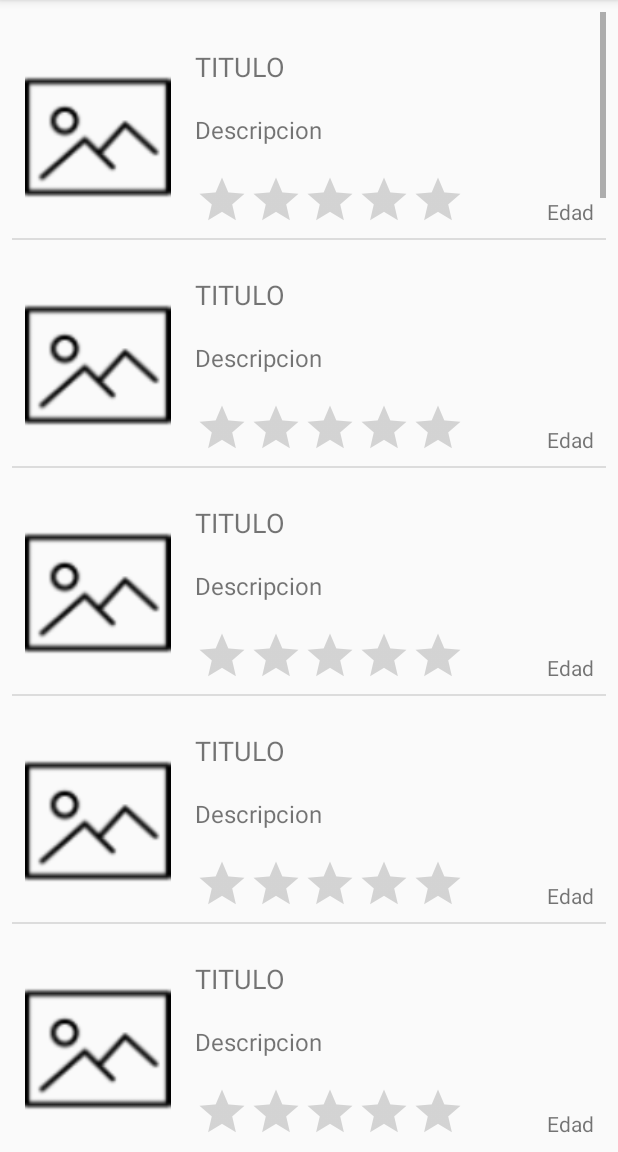
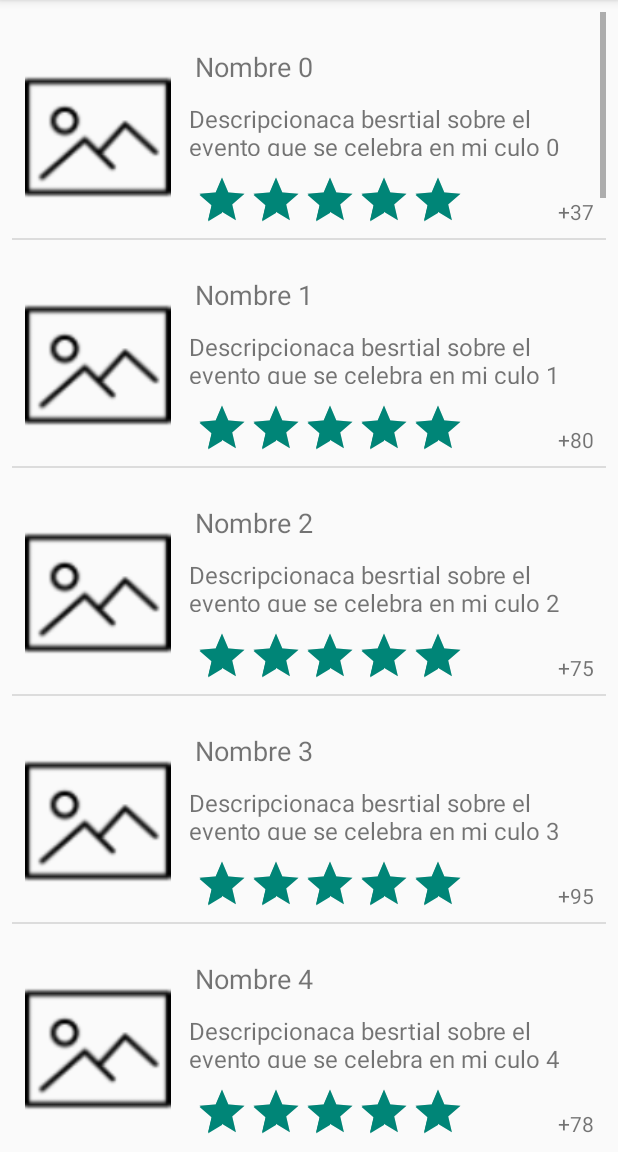
Before and after one commit to liitosmar96/PartyRoute, an Android app: the screen it shows after launch (MainActivity), after a tap on "Eventos", on a phone screen of 412 x 824 dp, the part 84-1236 px from its top. Run offline under Robolectric (Android 15) with nearby library versions, the phone set to English and light mode, and no system bars; 1 other tap on this screen came first.

Commit message:
Posibilidad de rellenar la lista de eventos con distintos eventos

```diff
--- a/app/src/main/java/com/example/partyroute/fragmentos/Adaptador.java
+++ b/app/src/main/java/com/example/partyroute/fragmentos/Adaptador.java
@@ -2,41 +2,70 @@ package com.example.partyroute.fragmentos;
 
 import android.content.Context;
 import android.content.Intent;
+import android.graphics.Bitmap;
+import android.graphics.BitmapFactory;
+import android.util.Log;
 import android.view.LayoutInflater;
 import android.view.View;
 import android.view.ViewGroup;
 import android.widget.BaseAdapter;
 import android.widget.ImageView;
+import android.widget.RatingBar;
+import android.widget.TextView;
 
+import com.example.partyroute.MainActivity;
 import com.example.partyroute.R;
+import com.example.partyroute.model.Evento;
+
+import org.w3c.dom.ls.LSOutput;
+
+import java.util.logging.Logger;
 
 public class Adaptador extends BaseAdapter {
 
     private static LayoutInflater layoutInflater = null;
     Context contexto;
 
-    Object[] eventos;
+    Evento[] eventos;
 
-    public Adaptador(Context contexto, Object[] eventos) {
+    public Adaptador(Context contexto, Evento[] eventos) {
         this.contexto = contexto;
         this.eventos = eventos;
         layoutInflater = (LayoutInflater) contexto.getSystemService(contexto.LAYOUT_INFLATER_SERVICE);
     }
 
+
     @Override
     public View getView(int position, View convertView, ViewGroup parent) {
 
-        final View vista = layoutInflater.inflate(R.layout.eventos_lista, null);
+        final View vista = layoutInflater.inflate(R.layout.eventos_lista, parent, false);
 
-        ImageView imagen = vista.findViewById(R.id.imagen);
+        //ImageView imagen = vista.findViewById(R.id.imagen);
+        //Bitmap bitmap = BitmapFactory.decodeByteArray(eventos[position].getImagen(), 0, eventos[position].getImagen().length);
+        //ImageView imagen;
 
+        TextView titulo = vista.findViewById(R.id.lblTitulo);
+        titulo.setText(eventos[position].getNombre() + " " + position);
+        System.out.println(eventos[position].getNombre());
+
+        TextView descripcion = vista.findViewById(R.id.lblDescripcion);
+        descripcion.setText(eventos[position].getDescripcion() + " " + position);
+
+        TextView edad = vista.findViewById(R.id.lblEdad);
+        edad.setText(eventos[position].getEdad());
+
+        RatingBar ratingBar = vista.findViewById(R.id.ratingBar);
+        ratingBar.setRating((eventos[position].getRate() / (float) 5) * 10);
+
+        /*
         imagen.setOnClickListener(new View.OnClickListener() {
             @Override
             public void onClick(View v) {
-                Intent intent = new Intent(contexto, null);
+                Intent intent = new Intent(contexto, MainActivity.class);
                 contexto.startActivity(intent);
             }
         });
+        */
 
         return vista;
     }
--- a/app/src/main/java/com/example/partyroute/fragmentos/EventosFragment.java
+++ b/app/src/main/java/com/example/partyroute/fragmentos/EventosFragment.java
@@ -2,28 +2,34 @@ package com.example.partyroute.fragmentos;
 
 
 import android.app.Activity;
+import android.content.Intent;
 import android.os.Bundle;
 import android.support.v4.app.Fragment;
 import android.view.LayoutInflater;
 import android.view.View;
 import android.view.ViewGroup;
+import android.widget.AdapterView;
 import android.widget.ListView;
 
 import com.example.partyroute.MainActivity;
 import com.example.partyroute.R;
+import com.example.partyroute.model.Evento;
 
 /**
  * A simple {@link Fragment} subclass.
  */
-public class EventosFragment extends Fragment {
+public class EventosFragment extends Fragment implements ListView.OnItemClickListener{
 
     ListView lista;
     Activity activity = getActivity();
     //Obtener datos de eventos
-    Object[] objects = new Object[30];
+    Evento[] eventos = new Evento[30];
 
     public EventosFragment() {
         // Required empty public constructor
+        for (int i = 0; i < eventos.length; i++) {
+            eventos[i] = new Evento();
+        }
     }
 
 
@@ -31,12 +37,20 @@ public class EventosFragment extends Fragment {
     public View onCreateView(LayoutInflater inflater, ViewGroup container,
                              Bundle savedInstanceState) {
         final View rootView = inflater.inflate(R.layout.fragment_eventos, container, false);
-
+        for (int i = 0; i < eventos.length; i++) {
+            eventos[i] = new Evento();
+        }
         lista = rootView.findViewById(R.id.lista);
 
-        lista.setAdapter(new Adaptador(this.getContext(), objects));
+        lista.setAdapter(new Adaptador(this.getContext(), eventos));
 
+        lista.setOnItemClickListener(this);
         return rootView;
     }
 
+    @Override
+    public void onItemClick(AdapterView<?> parent, View view, int position, long id) {
+        Intent intent = new Intent(this.getContext(), MainActivity.class);
+        startActivity(intent);
+    }
 }
--- a/app/src/main/java/com/example/partyroute/model/Evento.java
+++ b/app/src/main/java/com/example/partyroute/model/Evento.java
@@ -1,4 +1,113 @@
 package com.example.partyroute.model;
 
+import java.sql.Date;
+
 public class Evento {
+    private int ID;
+    private Date fecha;
+    private String nombre;
+    private String descripcion;
+    private int latitud;
+    private int longitud;
+    private String edad;
+    private int rate;
+    private byte[] imagen;
+
+    public Evento() {
+        this.ID = 0;
+        java.util.Date utilDate = new java.util.Date();
+        this.fecha = new java.sql.Date(utilDate.getTime());
+        this.nombre = "Nombre";
+        this.descripcion = "Descripcionaca besrtial sobre el evento que se celebra en mi culo";
+        this.latitud = 0;
+        this.longitud = 0;
+        this.edad = "+" + ((int) (Math.random() * 100) + 1);
+        this.rate = (int) (Math.random() * 10) + 1;
+        this.imagen = new byte[0];
+    }
+
+    public Evento(int ID, Date fecha, String nombre, String descripcion, int latitud, int longitud, String edad, int rate, byte[] imagen) {
+        this();
+        this.ID = ID;
+        this.fecha = fecha;
+        this.descripcion = descripcion;
+        this.nombre = nombre;
+        this.latitud = latitud;
+        this.longitud = longitud;
+        this.edad = edad;
+        this.rate = rate;
+        this.imagen = imagen;
+    }
+
+    public int getID() {
+        return ID;
+    }
+
+    public void setID(int ID) {
+        this.ID = ID;
+    }
+
+    public Date getFecha() {
+        return fecha;
+    }
+
+    public void setFecha(Date fecha) {
+        this.fecha = fecha;
+    }
+
+    public String getNombre() {
+        return nombre;
+    }
+
+    public void setNombre(String nombre) {
+        this.nombre = nombre;
+    }
+
+    public String getDescripcion() {
+        return descripcion;
+    }
+
+    public void setDescripcion(String descripcion) {
+        this.descripcion = descripcion;
+    }
+
+    public int getLatitud() {
+        return latitud;
+    }
+
+    public void setLatitud(int latitud) {
+        this.latitud = latitud;
+    }
+
+    public int getLongitud() {
+        return longitud;
+    }
+
+    public void setLongitud(int longitud) {
+        this.longitud = longitud;
+    }
+
+    public String getEdad() {
+        return edad;
+    }
+
+    public void setEdad(String edad) {
+        this.edad = edad;
+    }
+
+    public int getRate() {
+        return rate;
+    }
+
+    public void setRate(int rate) {
+        this.rate = rate;
+    }
+
+    public byte[] getImagen() {
+        return imagen;
+    }
+
+    public void setImagen(byte[] imagen) {
+        this.imagen = imagen;
+    }
 }
--- a/app/src/main/res/layout/eventos_lista.xml
+++ b/app/src/main/res/layout/eventos_lista.xml
@@ -49,7 +49,7 @@
         app:layout_constraintGuide_begin="114dp" />
 
     <TextView
-        android:id="@+id/titulo"
+        android:id="@+id/lblTitulo"
         android:layout_width="wrap_content"
         android:layout_height="wrap_content"
         android:layout_marginStart="8dp"
@@ -63,16 +63,18 @@
         app:layout_constraintVertical_bias="0.0" />
 
     <TextView
-        android:id="@+id/textView4"
-        android:layout_width="wrap_content"
-        android:layout_height="wrap_content"
+        android:id="@+id/lblDescripcion"
+        android:layout_width="0dp"
+        android:layout_height="36dp"
         android:layout_marginStart="8dp"
         android:layout_marginTop="8dp"
+        android:layout_marginEnd="8dp"
         android:layout_marginBottom="8dp"
         android:text="Descripcion"
         android:textSize="16dp"
         app:layout_constraintBottom_toTopOf="@+id/guideline4"
-        app:layout_constraintStart_toStartOf="@+id/guideline9"
+        app:layout_constraintEnd_toEndOf="parent"
+        app:layout_constraintStart_toEndOf="@+id/imagen"
         app:layout_constraintTop_toTopOf="@+id/guideline3" />
 
     <RatingBar
@@ -102,7 +104,7 @@
         app:srcCompat="@drawable/imagen" />
 
     <TextView
-        android:id="@+id/textView5"
+        android:id="@+id/lblEdad"
         android:layout_width="wrap_content"
         android:layout_height="wrap_content"
         android:layout_marginEnd="8dp"
--- /dev/null
+++ b/app/src/main/res/values/ic_launcher_background.xml
@@ -0,0 +1,4 @@
+<?xml version="1.0" encoding="utf-8"?>
+<resources>
+    <color name="ic_launcher_background">#FFFFFF</color>
+</resources>
```
Also changed, not shown: app/src/main/ic_launcher-web.png, app/src/main/res/mipmap-hdpi/ic_launcher.png, app/src/main/res/mipmap-mdpi/ic_launcher.png, app/src/main/res/mipmap-xhdpi/ic_launcher.png, app/src/main/res/mipmap-xxhdpi/ic_launcher.png, app/src/main/res/mipmap-xxxhdpi/ic_launcher.png.
